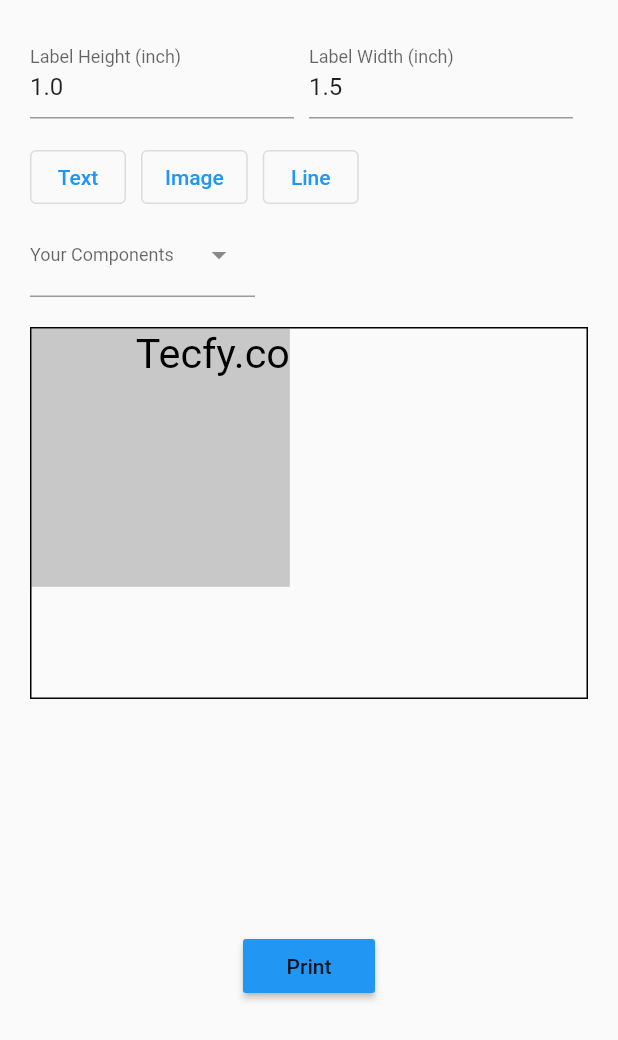
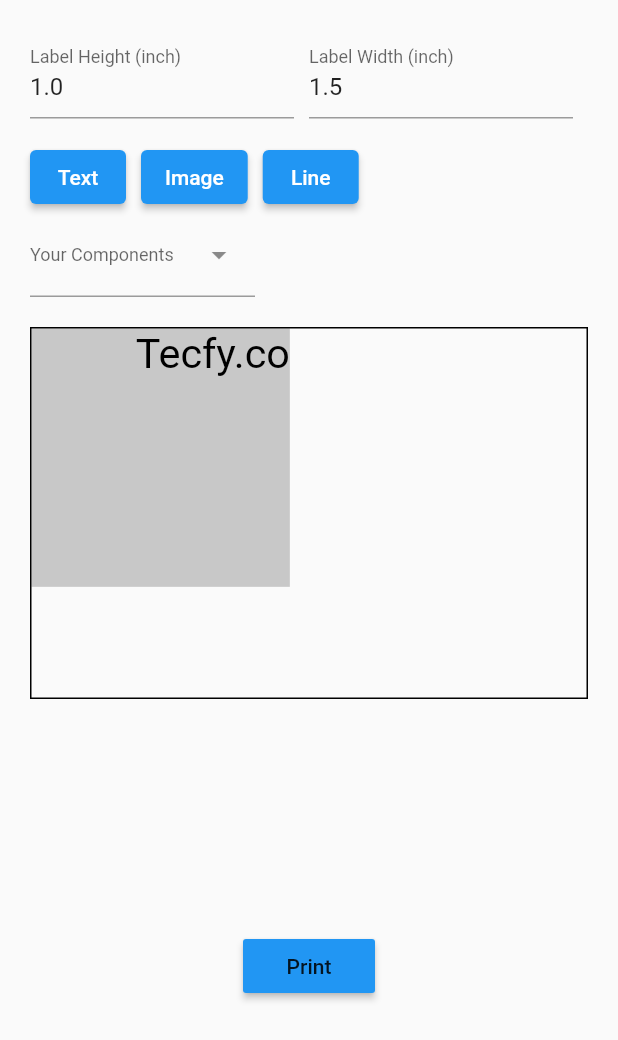
Before and after one commit to tecfy-co/flutter_pdf_designer, a Flutter app: the screen it shows after launch, on a phone screen of 412 x 824 dp. Shown: the top 1040 px of the screen. Run offline on Flutter 3.47's test engine with Material 2 defaults, Android fonts, the phone set to English and light mode, and no system bars; drawn by our look-alikes of dropdown_search; our stand-ins replace barcode_widget, file_picker, flutter_colorpicker, pdf, printing.

```diff
--- a/lib/src/elements/barcode_edit_dialog.dart
+++ b/lib/src/elements/barcode_edit_dialog.dart
@@ -199,13 +199,13 @@ class _BarcodeEditDialogState extends State<BarcodeEditDialog> {
                 displayThumbColor: true,
               ),
               MaterialButton(
-                  color: Colors.blue,
+                  color: Theme.of(context).primaryColor,
                   onPressed: () {
                     if (formKey.currentState!.validate()) {
                       setState(() {
                         // widget.element.text = _textController.text;
                         widget.element.text = conf.data;
-                        widget.element.barcode = conf.barcode;
+                        widget.element.barcode = conf.type;
                         widget.element.width =
                             double.parse(_widthController.text);
                         widget.element.height =
--- a/lib/src/elements/image_edit_dialog.dart
+++ b/lib/src/elements/image_edit_dialog.dart
@@ -126,7 +126,7 @@ class _ImageEditDialogState extends State<ImageEditDialog> {
                 height: 20,
               ),
               MaterialButton(
-                  color: Colors.blue,
+                  color: Theme.of(context).primaryColor,
                   onPressed: () {
                     if (formKey.currentState!.validate() &&
                         FileService.bytes != null) {
--- a/lib/src/elements/image_element.dart
+++ b/lib/src/elements/image_element.dart
@@ -37,7 +37,11 @@ class _ImageElementsState extends State<ImageElements> {
 
   @override
   Widget build(BuildContext context) {
-    return OutlinedButton(
+    return ElevatedButton(
+      style: ButtonStyle(
+        backgroundColor:
+            MaterialStateProperty.all(Theme.of(context).primaryColor),
+      ),
       onPressed: () {
         showDialog(
             context: context,
@@ -101,7 +105,7 @@ class _ImageElementsState extends State<ImageElements> {
                           height: 20,
                         ),
                         MaterialButton(
-                            color: Colors.blue,
+                            color: Theme.of(context).primaryColor,
                             onPressed: () async {
                               if (formKey.currentState!.validate()) {
                                 await FileService.pickFile().then((value) {
--- a/lib/src/elements/line_edit_dialog.dart
+++ b/lib/src/elements/line_edit_dialog.dart
@@ -135,7 +135,7 @@ class _LineEditDialogState extends State<LineEditDialog> {
                     height: 10,
                   ),
                   MaterialButton(
-                      color: Colors.blue,
+                      color: Theme.of(context).primaryColor,
                       onPressed: () {
                         setState(() {
                           if (formKey.currentState!.validate()) {
--- a/lib/src/elements/line_element.dart
+++ b/lib/src/elements/line_element.dart
@@ -50,7 +50,11 @@ class _LineElementState extends State<LineElement> {
 
   @override
   Widget build(BuildContext context) {
-    return OutlinedButton(
+    return ElevatedButton(
+      style: ButtonStyle(
+        backgroundColor:
+            MaterialStateProperty.all(Theme.of(context).primaryColor),
+      ),
       onPressed: () {
         showDialog(
             context: context,
@@ -120,7 +124,7 @@ class _LineElementState extends State<LineElement> {
                               height: 10,
                             ),
                             MaterialButton(
-                                color: Colors.blue,
+                                color: Theme.of(context).primaryColor,
                                 onPressed: () {
                                   setState(() {
                                     if (formKey.currentState!.validate()) {
--- a/lib/src/elements/text_element.dart
+++ b/lib/src/elements/text_element.dart
@@ -44,7 +44,11 @@ class _TextElementState extends State<TextElement> {
 
   @override
   Widget build(BuildContext context) {
-    return OutlinedButton(
+    return ElevatedButton(
+      style: ButtonStyle(
+        backgroundColor:
+            MaterialStateProperty.all(Theme.of(context).primaryColor),
+      ),
       onPressed: () {
         showDialog(
             context: context,
@@ -199,7 +203,7 @@ class _TextElementState extends State<TextElement> {
                           height: 10,
                         ),
                         MaterialButton(
-                            color: Colors.blue,
+                            color: Theme.of(context).primaryColor,
                             onPressed: () {
                               if (formKey.currentState!.validate()) {
                                 setState(() {
--- a/lib/src/models/element.model.dart
+++ b/lib/src/models/element.model.dart
@@ -12,7 +12,7 @@ class PdfElement {
   double? height;
   double? width;
   dynamic color;
-  Barcode? barcode;
+  BarcodeType? barcode;
   PdfAlign? alignment;
 
   PdfElement({
@@ -89,7 +89,7 @@ class PdfElement {
       color = json['color'];
     } else {
       text = json['text'];
-      barcode = json['barcode'];
+      barcode = BarcodeType.values[json['barcode'] ?? 0];
       color = json['color'];
       fontSize = json['fontSize'];
     }
@@ -117,7 +117,7 @@ class PdfElement {
       data['color'] = color;
     } else {
       data['text'] = text;
-      data['barcode'] = barcode;
+      data['barcode'] = barcode?.index;
       data['color'] = color;
       data['fontSize'] = fontSize;
     }
--- a/lib/src/pdf_design.dart
+++ b/lib/src/pdf_design.dart
@@ -146,14 +146,17 @@ class _PdfDesignState extends State<PdfDesign> {
     } else {
       dataModel.height = widget.height;
     }
+    if (dataModel.elements!.isNotEmpty) {
       dataModel.elements!.forEach((element) {
         element.height ??= 50;
         element.width ??= 50;
       });
-
+    }
+    if (widget.variableList!.isNotEmpty) {
       widget.variableList!.forEach((element) {
         list.add(element.name);
       });
+    }
     super.initState();
   }
 
@@ -282,7 +285,8 @@ class _PdfDesignState extends State<PdfDesign> {
                       }
                       if (element.name == s &&
                           element.type == PdfElementType.image) {
-                        print('-------Adding[ Image ]to your Model--------');
+                        debugPrint('-------Adding[ Image ]to your '
+                            'Model--------');
                         setState(() {
                           dataModel.elements!.add(PdfElement.image(
                             type: PdfElementType.image,
@@ -294,7 +298,7 @@ class _PdfDesignState extends State<PdfDesign> {
                       }
                       if (element.name == s &&
                           element.type == PdfElementType.barcode) {
-                        print('-------Adding[ Barcode ]to your '
+                        debugPrint('-------Adding[ Barcode ]to your '
                             'Model--------');
                         setState(() {
                           dataModel.elements!.add(PdfElement(
@@ -305,7 +309,7 @@ class _PdfDesignState extends State<PdfDesign> {
                               height: 50,
                               color: 1099494850560,
                               fontSize: 4,
-                              barcode: Barcode.code128()));
+                              barcode: BarcodeType.Code128));
                           widget.onChange(dataModel.toJson());
                         });
                       }
@@ -577,7 +581,7 @@ class _PdfDesignState extends State<PdfDesign> {
                                   feedback: Material(
                                     child: BarcodeWidget(
                                       data: e.text ?? "Barcode Data",
-                                      barcode: e.barcode!,
+                                      barcode: Barcode.fromType(e.barcode!),
                                       color: Color(e.color ?? 0xffFF000000),
                                       width: (e.width ?? 25) * scale!,
                                       height: (e.height ?? 25) * scale!,
@@ -624,7 +628,7 @@ class _PdfDesignState extends State<PdfDesign> {
                                     },
                                     child: BarcodeWidget(
                                       data: e.text ?? 'Barcode Data',
-                                      barcode: e.barcode!,
+                                      barcode: Barcode.fromType(e.barcode!),
                                       width: (e.width ?? 25) * scale!,
                                       height: (e.height ?? 25) * scale!,
                                       color: Color(e.color),
--- a/lib/src/pdf_widget.dart
+++ b/lib/src/pdf_widget.dart
@@ -80,7 +80,7 @@ class PdfWidget {
                     child: pw.BarcodeWidget(
                       height: e.height,
                       width: e.width,
-                      barcode: e.barcode!,
+                      barcode: Barcode.fromType(e.barcode!),
                       textStyle: pw.TextStyle(
                         fontSize: e.fontSize ?? 6,
                       ),
```
Also changed, not shown: 1 other file. Lines whose indentation alone changed are shown as unchanged.
